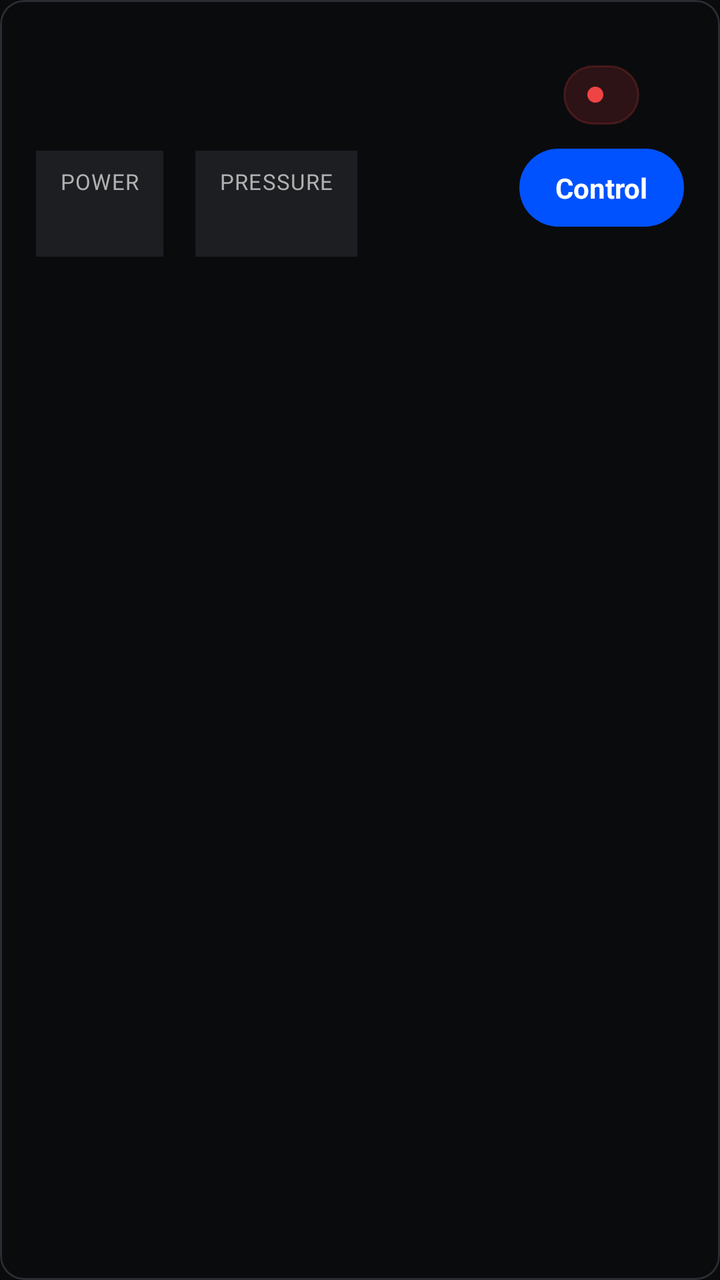
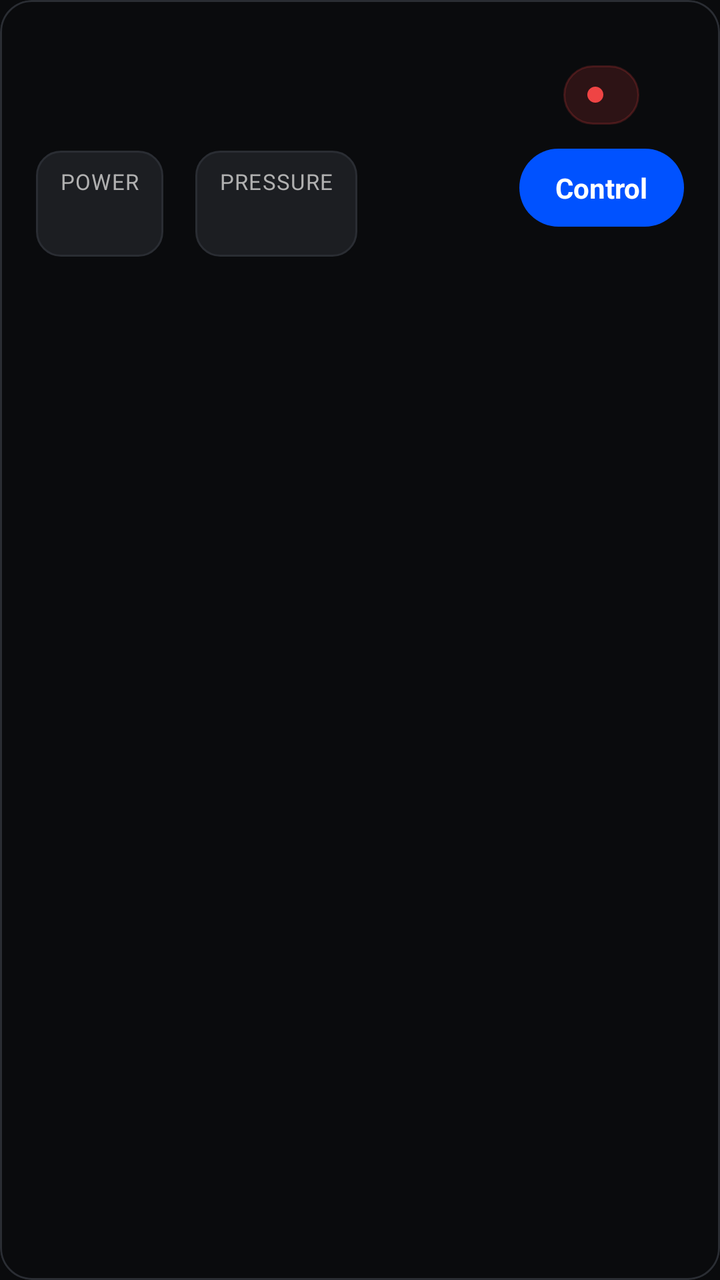

An Android layout rendered at two revisions. The XML below is the earlier revision; the diff shows what the commit changed to produce the second picture.
<!-- AndroidManifest.xml: application theme Theme.GhettoSystems2 -->
<!-- res/layout/item_device.xml -->
<?xml version="1.0" encoding="utf-8"?>
<com.google.android.material.card.MaterialCardView
    xmlns:android="http://schemas.android.com/apk/res/android"
    xmlns:app="http://schemas.android.com/apk/res-auto"
    android:layout_width="match_parent"
    android:layout_height="wrap_content"
    android:layout_marginBottom="12dp"
    app:cardBackgroundColor="@color/colorBackground"
    app:strokeColor="@color/border"
    app:strokeWidth="1dp">

    <LinearLayout
        android:layout_width="match_parent"
        android:layout_height="wrap_content"
        android:gravity="center_vertical"
        android:orientation="horizontal"
        android:padding="18dp">

        <LinearLayout
            android:layout_width="0dp"
            android:layout_height="wrap_content"
            android:layout_weight="1"
            android:orientation="vertical">

            <TextView
                android:id="@+id/tv_name"
                android:layout_width="wrap_content"
                android:layout_height="wrap_content"
                android:textColor="@color/colorOnBackground"
                android:textSize="18sp"
                android:textStyle="bold" />

            <TextView
                android:id="@+id/tv_meta"
                android:layout_width="wrap_content"
                android:layout_height="wrap_content"
                android:layout_marginTop="4dp"
                android:textColor="@color/textSecondary"
                android:textSize="14sp" />

            <LinearLayout
                android:layout_width="wrap_content"
                android:layout_height="wrap_content"
                android:layout_marginTop="10dp"
                android:orientation="horizontal">

                <LinearLayout
                    android:layout_width="wrap_content"
                    android:layout_height="wrap_content"
                    android:background="@color/colorSurface"
                    android:orientation="vertical"
                    android:paddingStart="12dp"
                    android:paddingTop="8dp"
                    android:paddingEnd="12dp"
                    android:paddingBottom="8dp">

                    <TextView
                        android:layout_width="wrap_content"
                        android:layout_height="wrap_content"
                        android:text="@string/widget_power"
                        android:textAllCaps="true"
                        android:textColor="@color/textSecondary"
                        android:textSize="11sp"
                        android:letterSpacing="0.04" />

                    <TextView
                        android:id="@+id/tv_widget_power"
                        android:layout_width="wrap_content"
                        android:layout_height="wrap_content"
                        android:layout_marginTop="2dp"
                        android:textColor="@color/colorOnBackground"
                        android:textSize="15sp"
                        android:textStyle="bold" />
                </LinearLayout>

                <LinearLayout
                    android:layout_width="wrap_content"
                    android:layout_height="wrap_content"
                    android:layout_marginStart="16dp"
                    android:background="@color/colorSurface"
                    android:orientation="vertical"
                    android:paddingStart="12dp"
                    android:paddingTop="8dp"
                    android:paddingEnd="12dp"
                    android:paddingBottom="8dp">

                    <TextView
                        android:layout_width="wrap_content"
                        android:layout_height="wrap_content"
                        android:text="@string/widget_pressure"
                        android:textAllCaps="true"
                        android:textColor="@color/textSecondary"
                        android:textSize="11sp"
                        android:letterSpacing="0.04" />

                    <TextView
                        android:id="@+id/tv_widget_pressure"
                        android:layout_width="wrap_content"
                        android:layout_height="wrap_content"
                        android:layout_marginTop="2dp"
                        android:textColor="@color/colorOnBackground"
                        android:textSize="15sp"
                        android:textStyle="bold" />
                </LinearLayout>
            </LinearLayout>
        </LinearLayout>

        <LinearLayout
            android:layout_width="wrap_content"
            android:layout_height="wrap_content"
            android:gravity="center_horizontal"
            android:orientation="vertical">

            <LinearLayout
                android:id="@+id/status_pill"
                android:layout_width="wrap_content"
                android:layout_height="wrap_content"
                android:background="@drawable/status_pill_offline"
                android:gravity="center_vertical"
                android:orientation="horizontal"
                android:paddingStart="12dp"
                android:paddingTop="6dp"
                android:paddingEnd="12dp"
                android:paddingBottom="6dp">

                <View
                    android:id="@+id/status_dot"
                    android:layout_width="8dp"
                    android:layout_height="8dp"
                    android:background="@drawable/status_dot_offline" />

                <TextView
                    android:id="@+id/tv_status"
                    android:layout_width="wrap_content"
                    android:layout_height="wrap_content"
                    android:layout_marginStart="6dp"
                    android:textSize="13sp"
                    android:textStyle="bold" />
            </LinearLayout>

            <TextView
                android:id="@+id/tv_control"
                android:layout_width="wrap_content"
                android:layout_height="wrap_content"
                android:layout_marginTop="12dp"
                android:background="@drawable/control_button"
                android:paddingStart="18dp"
                android:paddingTop="10dp"
                android:paddingEnd="18dp"
                android:paddingBottom="10dp"
                android:text="@string/control"
                android:textColor="@color/colorOnPrimary"
                android:textSize="14sp"
                android:textStyle="bold" />
        </LinearLayout>
    </LinearLayout>
</com.google.android.material.card.MaterialCardView>
<!-- resources referenced by this layout -->
<resources>
  <color name="border">#2A2D33</color>
  <color name="colorBackground">#0A0B0D</color>
  <color name="colorOnBackground">#FFFFFF</color>
  <color name="colorOnPrimary">#FFFFFF</color>
  <color name="colorSurface">#1C1E22</color>
  <color name="textSecondary">#B0B0B0</color>
  <!-- drawable control_button (drawable) -->
  <?xml version="1.0" encoding="utf-8"?>
  <shape xmlns:android="http://schemas.android.com/apk/res/android"
      android:shape="rectangle">
      <solid android:color="@color/colorPrimary" />
      <corners android:radius="9999dp" />
  </shape>
  <!-- drawable status_dot_offline (drawable) -->
  <?xml version="1.0" encoding="utf-8"?>
  <shape xmlns:android="http://schemas.android.com/apk/res/android"
      android:shape="oval">
      <solid android:color="@color/red_active" />
  </shape>
  <!-- drawable status_pill_offline (drawable) -->
  <?xml version="1.0" encoding="utf-8"?>
  <shape xmlns:android="http://schemas.android.com/apk/res/android"
      android:shape="rectangle">
      <solid android:color="#26EF4444" />
      <corners android:radius="999dp" />
      <stroke
          android:width="1dp"
          android:color="#33EF4444" />
  </shape>
  <string name="control">Control</string>
  <string name="widget_power">Power</string>
  <string name="widget_pressure">Pressure</string>
  <style name="Theme.GhettoSystems2" parent="Theme.Material3.Dark.NoActionBar">
          <item name="colorPrimary">@color/colorPrimary</item>
          <item name="colorOnPrimary">@color/colorOnPrimary</item>
          <item name="android:colorBackground">@color/colorBackground</item>
          <item name="colorSurface">@color/colorSurface</item>
          <item name="android:statusBarColor">@color/colorBackground</item>
          <item name="android:navigationBarColor">@color/colorBackground</item>
      </style>
  <color name="colorPrimary">#0052FF</color>
  <color name="red_active">#EF4444</color>
</resources>

<!-- the commit's change to res/layout/item_device.xml (unified diff, before → after) -->
@@ -6,6 +6,7 @@
     android:layout_height="wrap_content"
     android:layout_marginBottom="12dp"
     app:cardBackgroundColor="@color/colorBackground"
+    app:cardCornerRadius="16dp"
     app:strokeColor="@color/border"
     app:strokeWidth="1dp">
 
@@ -47,7 +48,7 @@
                 <LinearLayout
                     android:layout_width="wrap_content"
                     android:layout_height="wrap_content"
-                    android:background="@color/colorSurface"
+                    android:background="@drawable/bg_widget_stat"
                     android:orientation="vertical"
                     android:paddingStart="12dp"
                     android:paddingTop="8dp"
@@ -77,7 +78,7 @@
                     android:layout_width="wrap_content"
                     android:layout_height="wrap_content"
                     android:layout_marginStart="16dp"
-                    android:background="@color/colorSurface"
+                    android:background="@drawable/bg_widget_stat"
                     android:orientation="vertical"
                     android:paddingStart="12dp"
                     android:paddingTop="8dp"
<!-- resource entries referenced after the edit -->
@@ -4,8 +4,15 @@
   <color name="colorBackground">#0A0B0D</color>
   <color name="colorOnBackground">#FFFFFF</color>
   <color name="colorOnPrimary">#FFFFFF</color>
-  <color name="colorSurface">#1C1E22</color>
   <color name="textSecondary">#B0B0B0</color>
+  <!-- drawable bg_widget_stat (drawable) -->
+  <?xml version="1.0" encoding="utf-8"?>
+  <shape xmlns:android="http://schemas.android.com/apk/res/android"
+      android:shape="rectangle">
+      <solid android:color="@color/colorSurface" />
+      <stroke android:width="1dp" android:color="@color/border" />
+      <corners android:radius="12dp" />
+  </shape>
   <!-- drawable control_button (drawable) -->
   <?xml version="1.0" encoding="utf-8"?>
   <shape xmlns:android="http://schemas.android.com/apk/res/android"
@@ -40,6 +47,7 @@
           <item name="android:statusBarColor">@color/colorBackground</item>
           <item name="android:navigationBarColor">@color/colorBackground</item>
       </style>
+  <color name="colorSurface">#1C1E22</color>
   <color name="colorPrimary">#0052FF</color>
   <color name="red_active">#EF4444</color>
 </resources>
